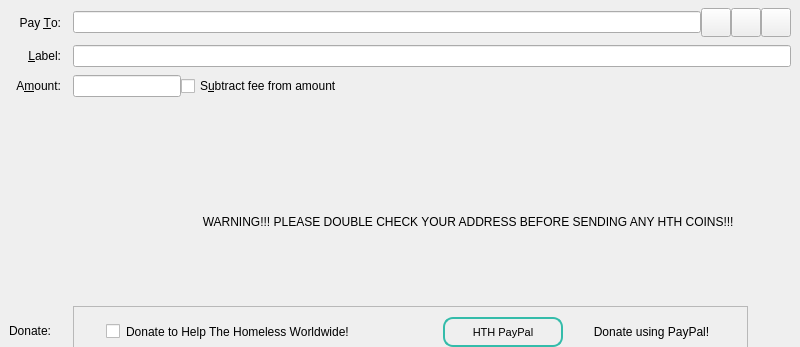
Qt form src/qt/forms/sendcoinsentry.ui (HTHcoin/helpthehomelesscoin) before a commit; both pictures show x 0 to 800 and y 0 to 347 of the 800 by 572 pixel window.
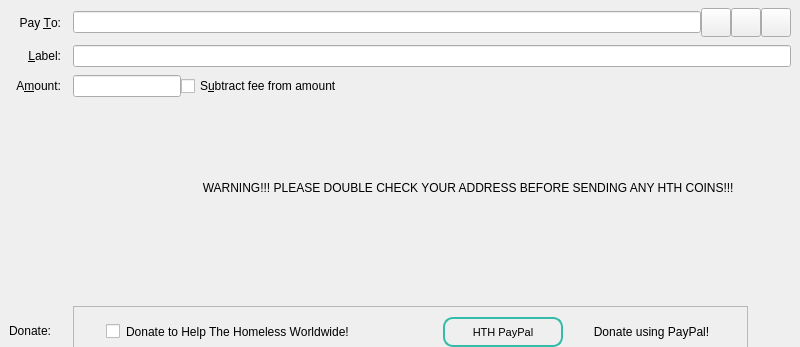
The same form after that commit. Custom widgets are drawn as their Qt base class.

```diff
--- a/src/qt/forms/sendcoinsentry.ui
+++ b/src/qt/forms/sendcoinsentry.ui
@@ -371,13 +371,23 @@
      </widget>
     </item>
     <item row="4" column="1">
-     <widget class="QLabel" name="label_2">
-      <property name="styleSheet">
-       <string notr="true">font-color: #ff0000 !important;</string>
-      </property>
-      <property name="text">
-       <string>                                       WARNING!!! PLEASE DOUBLE CHECK YOUR ADDRESS BEFORE SENDING ANY HTH COINS!!!</string>
-      </property>
+     <widget class="QWidget" name="widget" native="true">
+      <widget class="QLabel" name="label_2">
+       <property name="geometry">
+        <rect>
+         <x>0</x>
+         <y>0</y>
+         <width>724</width>
+         <height>85</height>
+        </rect>
+       </property>
+       <property name="styleSheet">
+        <string notr="true">font-color: #ff0000 !important;</string>
+       </property>
+       <property name="text">
+        <string>                                       WARNING!!! PLEASE DOUBLE CHECK YOUR ADDRESS BEFORE SENDING ANY HTH COINS!!!</string>
+       </property>
+      </widget>
      </widget>
     </item>
    </layout>
```
Left out of the diff: 176 changed lines with no effect on the pictures.
